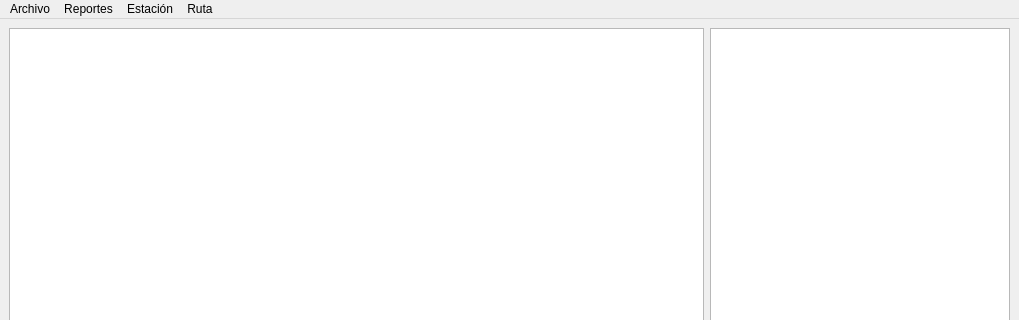
Old version of the form RoutyC/mainwindow.ui in the repository quesadx/RoutyC; both pictures show x 0 to 1019 and y 0 to 320 of the 1019 by 679 pixel window.
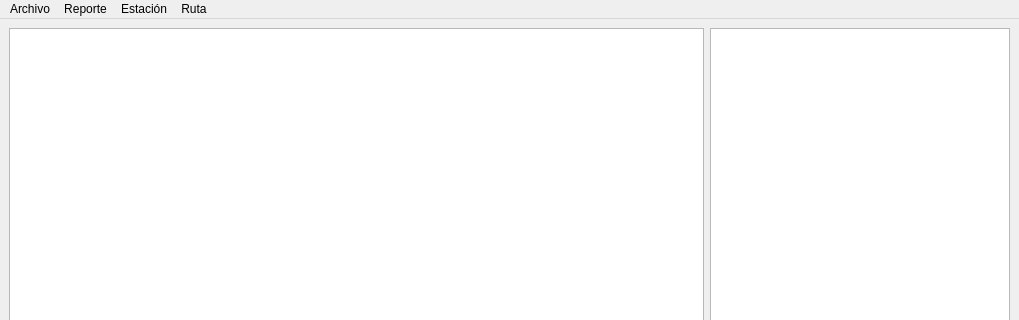
New version of the form.

Patch:
```diff
--- a/RoutyC/mainwindow.ui
+++ b/RoutyC/mainwindow.ui
@@ -134,7 +134,7 @@
    </widget>
    <widget class="QMenu" name="menuReports">
     <property name="title">
-     <string>Reportes</string>
+     <string>Reporte</string>
     </property>
     <addaction name="actionExportTraversals"/>
     <addaction name="actionGenerateReport"/>
```
